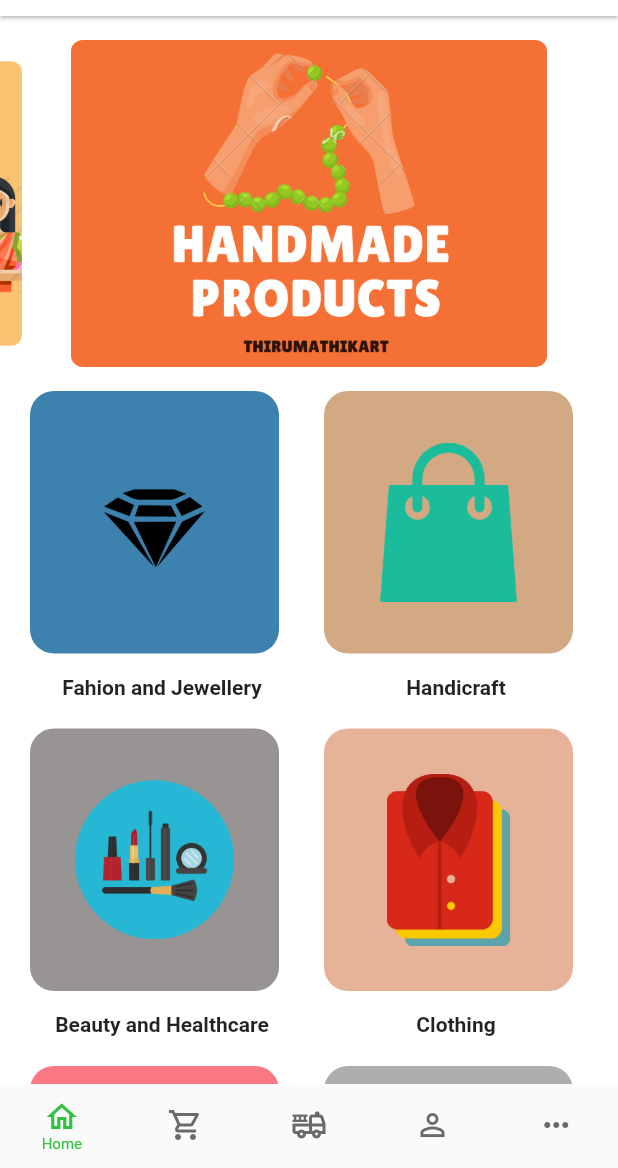
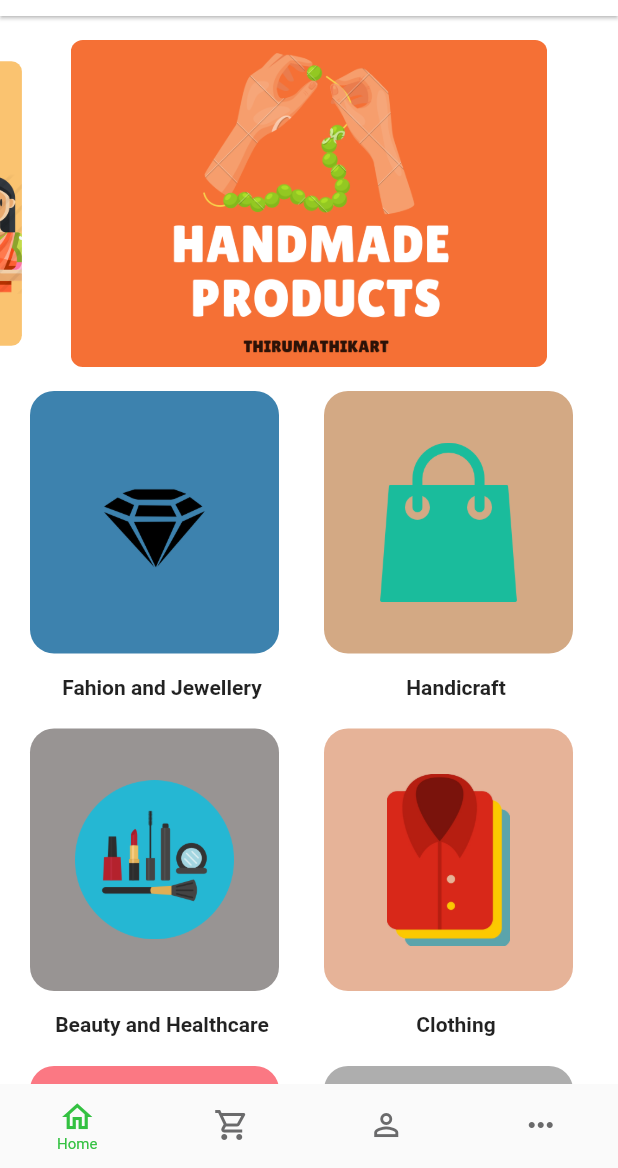
Before and after one commit to Thirumathikart/thirumathikart-client, a Flutter app: the screen it shows after launch, on a phone screen of 412 x 824 dp, the part 68-1236 px from its top. Run offline on Flutter 3.47's test engine with Material 2 defaults, Android fonts, the phone set to English and light mode, and no system bars; drawn by our look-alikes of carousel_slider; our stand-ins replace cached_network_image, font_awesome_flutter, get, get_storage, google_fonts, smooth_page_indicator; Roboto replaces fonts that are missing (Brawler).

Commit message:
feat: customised navbar

```diff
--- a/lib/bindings/main_binding.dart
+++ b/lib/bindings/main_binding.dart
@@ -1,9 +1,11 @@
 import 'package:get/instance_manager.dart';
 import 'package:thirumathikart_app/controllers/main_controller.dart';
+import 'package:thirumathikart_app/controllers/profile_page_controller.dart';
 
 class MainBindings extends Bindings {
   @override
   void dependencies() {
     Get.put(MainController());
+    Get.put(ProfilePageController());
   }
 }
--- a/lib/views/main_page.dart
+++ b/lib/views/main_page.dart
@@ -4,7 +4,7 @@
 import 'package:get/get_state_manager/get_state_manager.dart';
 import 'package:thirumathikart_app/views/cart.dart';
 import 'package:thirumathikart_app/views/home.dart';
-import 'package:thirumathikart_app/views/login.dart';
+import 'package:thirumathikart_app/views/profile.dart';
 import 'package:thirumathikart_app/widgets/NavBar/nav_list.dart';
 import 'package:thirumathikart_app/widgets/app_bar.dart';
 
@@ -19,14 +19,14 @@
             PageView(
               controller: controller.pageController,
               physics: const NeverScrollableScrollPhysics(),
-              children: const [HomePage(), CartPage(), HomePage(), LoginPage()],
+              children: const [HomePage(), CartPage(), ProfilePage()],
             ),
           ]),
           bottomNavigationBar: Obx(() => BottomNavigationBar(
               elevation: 0,
               currentIndex: controller.selectedIndex.value,
               onTap: (value) {
-                if (value < 4) {
+                if (value < 3) {
                   controller.selectedIndex.value = value;
                   controller.onPageChanged();
                 } else {
--- a/lib/widgets/NavBar/nav_list.dart
+++ b/lib/widgets/NavBar/nav_list.dart
@@ -12,11 +12,11 @@
     'icon': const Icon(Icons.shopping_cart_outlined),
     'toRoute': NavigationRoutes.cartRoute,
   },
-  {
-    'title': 'My Orders',
-    'icon': const Icon(Icons.fire_truck_outlined),
-    'toRoute': NavigationRoutes.ordersRoute,
-  },
+  // {
+  //   'title': 'My Orders',
+  //   'icon': const Icon(Icons.fire_truck_outlined),
+  //   'toRoute': NavigationRoutes.ordersRoute,
+  // },
   {
     'title': 'Profile',
     'icon': const Icon(Icons.person_outline),
@@ -30,36 +30,36 @@
 ];
 
 var moreList = [
-  {
-    'title': 'Offers',
-    'icon': const Icon(Icons.local_offer_outlined),
-    'toRoute': NavigationRoutes.offersRoute,
-  },
-  {
-    'title': 'About App',
-    'icon': const Icon(Icons.info_outline),
-    'toRoute': NavigationRoutes.aboutRoute,
-  },
-  {
-    'title': 'Feedback',
-    'icon': const Icon(Icons.feedback_outlined),
-    'toRoute': NavigationRoutes.feedbackRoute,
-  },
-  {
-    'title': 'Help Center',
-    'icon': const Icon(Icons.login_outlined),
-    'toRoute': NavigationRoutes.helpRoute,
-  },
-  {
-    'title': 'App Tour',
-    'icon': const Icon(Icons.local_offer_outlined),
-    'toRoute': NavigationRoutes.tourRoute,
-  },
-  {
-    'title': 'Explore',
-    'icon': const Icon(Icons.info_outline),
-    'toRoute': NavigationRoutes.exploreRoute,
-  },
+  // {
+  //   'title': 'Offers',
+  //   'icon': const Icon(Icons.local_offer_outlined),
+  //   'toRoute': NavigationRoutes.offersRoute,
+  // },
+  // {
+  //   'title': 'About App',
+  //   'icon': const Icon(Icons.info_outline),
+  //   'toRoute': NavigationRoutes.aboutRoute,
+  // },
+  // {
+  //   'title': 'Feedback',
+  //   'icon': const Icon(Icons.feedback_outlined),
+  //   'toRoute': NavigationRoutes.feedbackRoute,
+  // },
+  // {
+  //   'title': 'Help Center',
+  //   'icon': const Icon(Icons.login_outlined),
+  //   'toRoute': NavigationRoutes.helpRoute,
+  // },
+  // {
+  //   'title': 'App Tour',
+  //   'icon': const Icon(Icons.local_offer_outlined),
+  //   'toRoute': NavigationRoutes.tourRoute,
+  // },
+  // {
+  //   'title': 'Explore',
+  //   'icon': const Icon(Icons.info_outline),
+  //   'toRoute': NavigationRoutes.exploreRoute,
+  // },
   {
     'title': 'Terms and Conditions',
     'icon': const Icon(Icons.info_outline),
```
